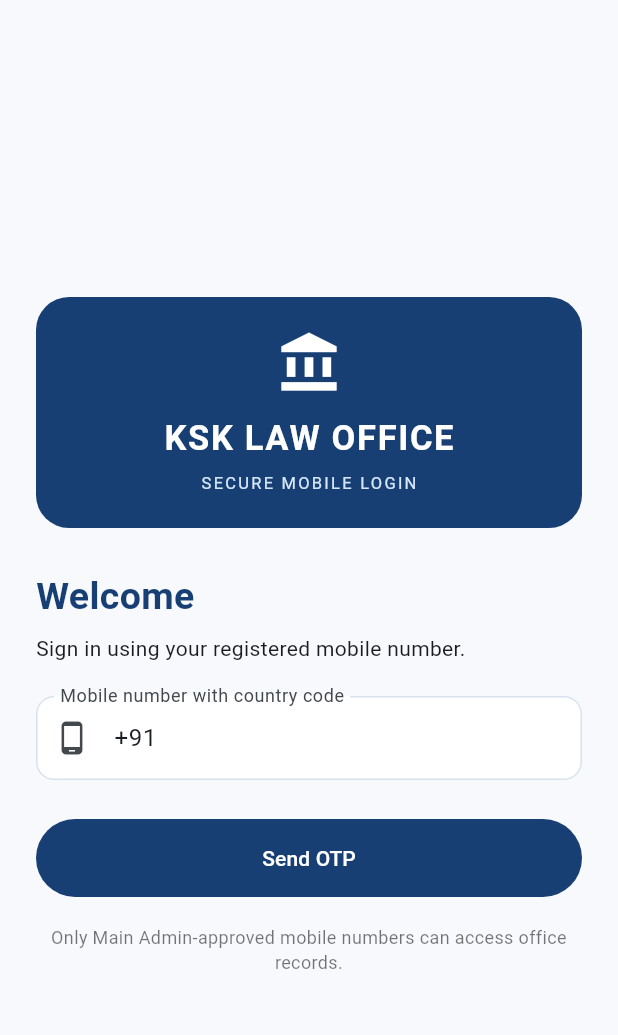
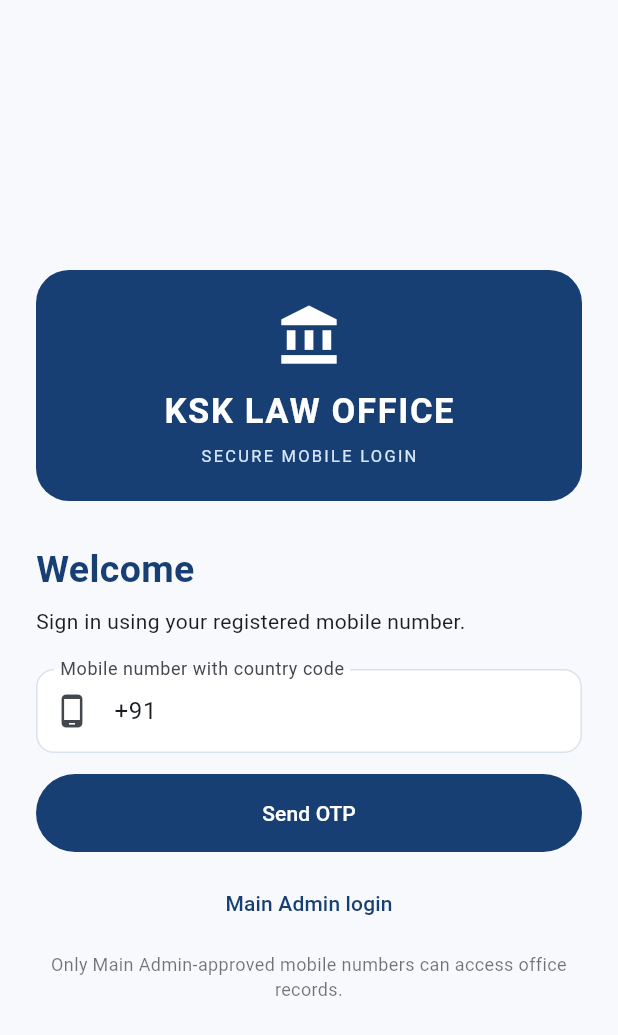
Before and after one commit to aasif882001-dot/KSK-Law-Office, a Flutter app: the screen it shows after launch, on a phone screen of 412 x 824 dp. Shown: the top 1035 px of the screen. Run offline on Flutter 3.47's test engine with Material 3 defaults, Android fonts, the phone set to English and light mode, and no system bars; our stand-ins replace cloud_firestore, firebase_auth, firebase_core, shared_preferences; accounts and stored records are empty.

Commit message:
Add Firebase Main Admin username and password login

```diff
--- a/ksk_law_office_app/lib/main.dart
+++ b/ksk_law_office_app/lib/main.dart
@@ -96,10 +96,56 @@ class LoginPage extends StatefulWidget {
 class _LoginPageState extends State<LoginPage> {
   final phone = TextEditingController(text: '+91');
   final otp = TextEditingController();
+  final adminUsername = TextEditingController();
+  final adminPassword = TextEditingController();
   String? verificationId;
   String? error;
   bool sending = false;
   bool verifying = false;
+  bool adminMode = false;
+
+  static const String _mainAdminEmail = 'aasif882001@gmail.com';
+
+  Future<void> _adminSignIn() async {
+    final username = adminUsername.text.trim();
+    final password = adminPassword.text;
+    if (username != 'ksk25' || password.isEmpty) {
+      setState(() => error = 'Enter the Main Admin username and password.');
+      return;
+    }
+    setState(() { verifying = true; error = null; });
+    try {
+      final result = await FirebaseAuth.instance.signInWithEmailAndPassword(
+        email: _mainAdminEmail,
+        password: password,
+      );
+      final user = result.user;
+      if (user == null) throw Exception('Firebase did not return a user account.');
+      final profile = await FirebaseFirestore.instance.collection('users').doc(user.uid).get();
+      final data = profile.data();
+      if (!profile.exists || data == null || data['active'] != true || data['role'] != 'mainAdmin') {
+        await FirebaseAuth.instance.signOut();
+        throw Exception('Main Admin profile is not approved. The Firebase users profile must have active=true and role=mainAdmin.');
+      }
+      if (!mounted) return;
+      Navigator.pushReplacement(context, MaterialPageRoute(builder: (_) => HomePage(role: UserRole.admin, advocateName: (data['name'] ?? 'Main Admin').toString())));
+    } on FirebaseAuthException catch (e) {
+      if (mounted) setState(() { verifying = false; error = e.code == 'invalid-credential' || e.code == 'wrong-password' ? 'Incorrect username or password.' : (e.message ?? e.code); });
+    } on FirebaseException catch (e) {
+      if (mounted) setState(() { verifying = false; error = 'Firebase database access error: ${e.message ?? e.code}'; });
+    } catch (e) {
+      if (mounted) setState(() { verifying = false; error = e.toString().replaceFirst('Exception: ', ''); });
+    }
+  }
+
+  Future<void> _sendAdminPasswordReset() async {
+    try {
+      await FirebaseAuth.instance.sendPasswordResetEmail(email: _mainAdminEmail);
+      if (mounted) setState(() => error = 'Password reset email sent to the registered Main Admin email.');
+    } on FirebaseAuthException catch (e) {
+      if (mounted) setState(() => error = e.message ?? e.code);
+    }
+  }
 
   Future<void> _sendOtp() async {
     final number = phone.text.trim().replaceAll(' ', '');
@@ -200,20 +246,29 @@ class _LoginPageState extends State<LoginPage> {
           const SizedBox(height: 28),
           const Text('Welcome', style: TextStyle(fontSize: 25, fontWeight: FontWeight.bold, color: navy)),
           const SizedBox(height: 6),
-          const Text('Sign in using your registered mobile number.'),
+          Text(adminMode ? 'Main Admin sign in.' : 'Sign in using your registered mobile number.'),
           const SizedBox(height: 22),
+          if (adminMode) ...[
+            TextField(controller: adminUsername, textInputAction: TextInputAction.next, decoration: const InputDecoration(labelText: 'Main Admin username', hintText: 'ksk25', prefixIcon: Icon(Icons.admin_panel_settings))),
+            const SizedBox(height: 14),
+            TextField(controller: adminPassword, obscureText: true, onSubmitted: (_) => verifying ? null : _adminSignIn(), decoration: const InputDecoration(labelText: 'Password', prefixIcon: Icon(Icons.lock_outline))),
+            Align(alignment: Alignment.centerRight, child: TextButton(onPressed: _sendAdminPasswordReset, child: const Text('Forgot password? Send reset email'))),
+            FilledButton(onPressed: verifying ? null : _adminSignIn, style: FilledButton.styleFrom(backgroundColor: navy, padding: const EdgeInsets.symmetric(vertical: 16)), child: Text(verifying ? 'Signing in...' : 'Main Admin sign in')),
+          ] else ...[
             TextField(controller: phone, keyboardType: TextInputType.phone, decoration: const InputDecoration(labelText: 'Mobile number with country code', hintText: '+91XXXXXXXXXX', prefixIcon: Icon(Icons.phone_android))),
             const SizedBox(height: 14),
             if (verificationId != null) TextField(controller: otp, keyboardType: TextInputType.number, maxLength: 6, decoration: const InputDecoration(labelText: '6-digit OTP', prefixIcon: Icon(Icons.sms_outlined))),
-          if (error != null) Padding(padding: const EdgeInsets.only(top: 8, bottom: 8), child: Text(error!, style: TextStyle(color: error!.startsWith('OTP sent') ? Colors.green.shade700 : Colors.red.shade700))),
-          const SizedBox(height: 12),
             if (verificationId == null)
               FilledButton(onPressed: sending ? null : _sendOtp, style: FilledButton.styleFrom(backgroundColor: navy, padding: const EdgeInsets.symmetric(vertical: 16)), child: Text(sending ? 'Sending OTP...' : 'Send OTP'))
             else
               FilledButton(onPressed: verifying ? null : _verifyOtp, style: FilledButton.styleFrom(backgroundColor: navy, padding: const EdgeInsets.symmetric(vertical: 16)), child: Text(verifying ? 'Verifying...' : 'Verify OTP and sign in')),
             if (verificationId != null) TextButton(onPressed: sending ? null : () => setState(() { verificationId = null; otp.clear(); error = null; }), child: const Text('Change mobile number')),
-          const SizedBox(height: 18),
-          const Text('Only Main Admin-approved mobile numbers can access office records.', textAlign: TextAlign.center, style: TextStyle(fontSize: 12, color: Colors.black54)),
+          ],
+          if (error != null) Padding(padding: const EdgeInsets.only(top: 8, bottom: 8), child: Text(error!, style: TextStyle(color: error!.startsWith('OTP sent') || error!.startsWith('Password reset email sent') ? Colors.green.shade700 : Colors.red.shade700))),
+          const SizedBox(height: 10),
+          TextButton(onPressed: () => setState(() { adminMode = !adminMode; error = null; verificationId = null; }), child: Text(adminMode ? 'Use advocate mobile login' : 'Main Admin login')),
+          const SizedBox(height: 8),
+          Text(adminMode ? 'Main Admin access is verified against the approved Firebase profile.' : 'Only Main Admin-approved mobile numbers can access office records.', textAlign: TextAlign.center, style: const TextStyle(fontSize: 12, color: Colors.black54)),
         ],
       )),
     )),
```
Lines whose indentation alone changed are shown as unchanged.
